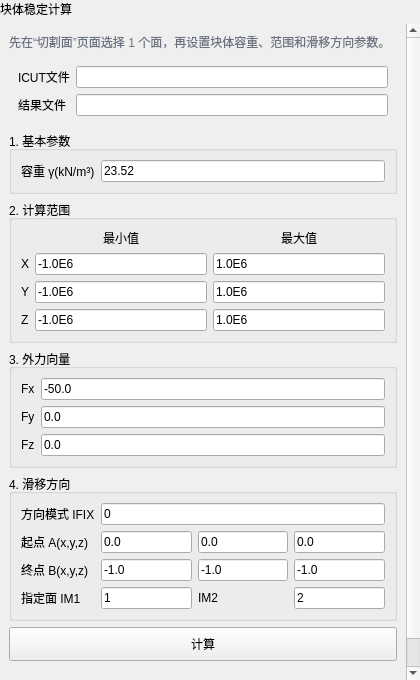
This is plugins/Base_Slover/CaveBlockStabilityWidget.ui in asd977/base_cae as Qt 5 draws it before an edit. The edited form follows.
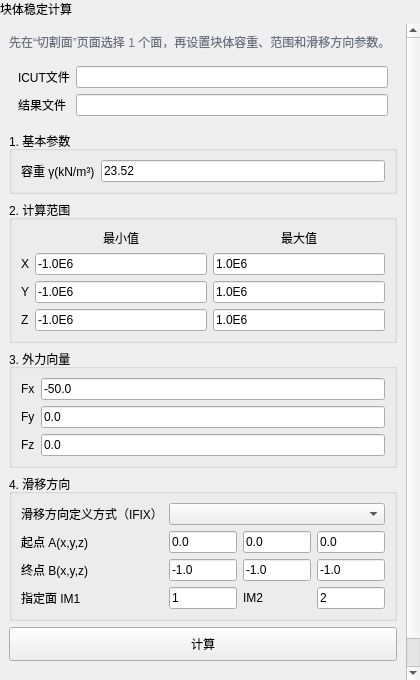
This is the edited form.

What changed in the file:
```diff
--- a/plugins/Base_Slover/CaveBlockStabilityWidget.ui
+++ b/plugins/Base_Slover/CaveBlockStabilityWidget.ui
@@ -94,8 +94,8 @@
         <widget class="QGroupBox" name="directionGroupBox">
          <property name="title"><string>4. 滑移方向</string></property>
          <layout class="QGridLayout" name="directionGridLayout">
-          <item row="0" column="0"><widget class="QLabel" name="labelIfDir"><property name="text"><string>方向模式 IFIX</string></property></widget></item>
-          <item row="0" column="1" colspan="3"><widget class="QLineEdit" name="ifDirEdit"><property name="text"><string>0</string></property><property name="minimumSize"><size><width>10</width><height>0</height></size></property></widget></item>
+          <item row="0" column="0"><widget class="QLabel" name="labelIfDir"><property name="text"><string>滑移方向定义方式（IFIX）</string></property></widget></item>
+          <item row="0" column="1" colspan="3"><widget class="QComboBox" name="comboIfDir"/></item>
           <item row="1" column="0"><widget class="QLabel" name="labelA"><property name="text"><string>起点 A(x,y,z)</string></property></widget></item>
           <item row="1" column="1"><widget class="QLineEdit" name="axEdit"><property name="text"><string>0.0</string></property><property name="minimumSize"><size><width>10</width><height>0</height></size></property></widget></item>
           <item row="1" column="2"><widget class="QLineEdit" name="ayEdit"><property name="text"><string>0.0</string></property><property name="minimumSize"><size><width>10</width><height>0</height></size></property></widget></item>
```
